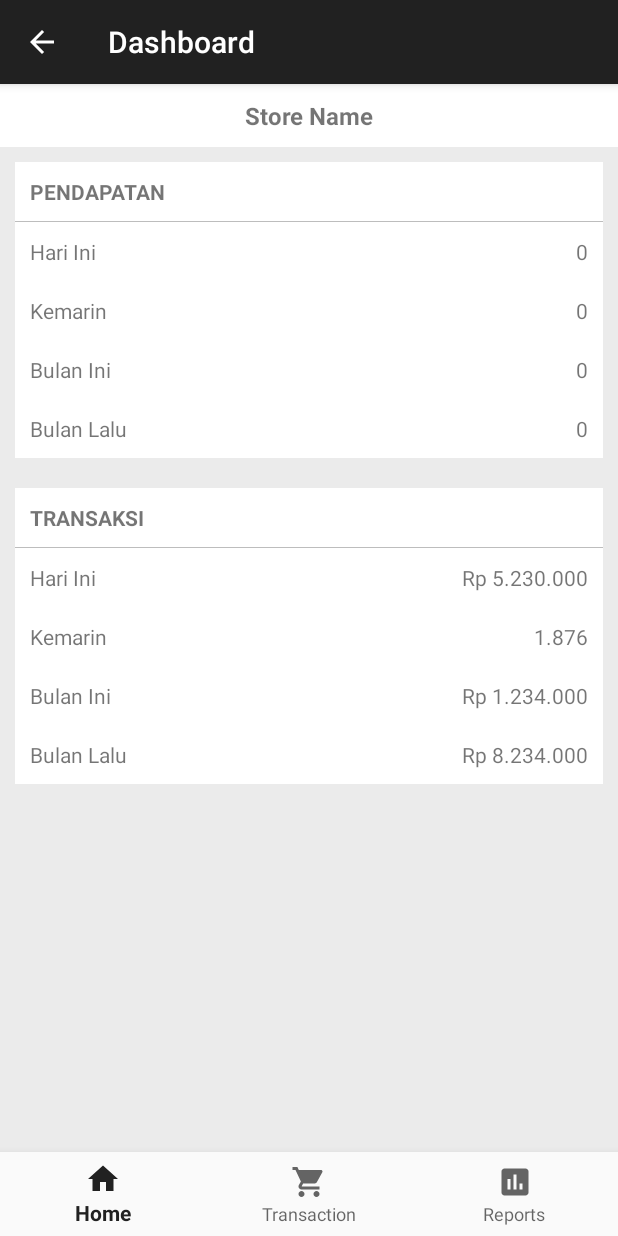
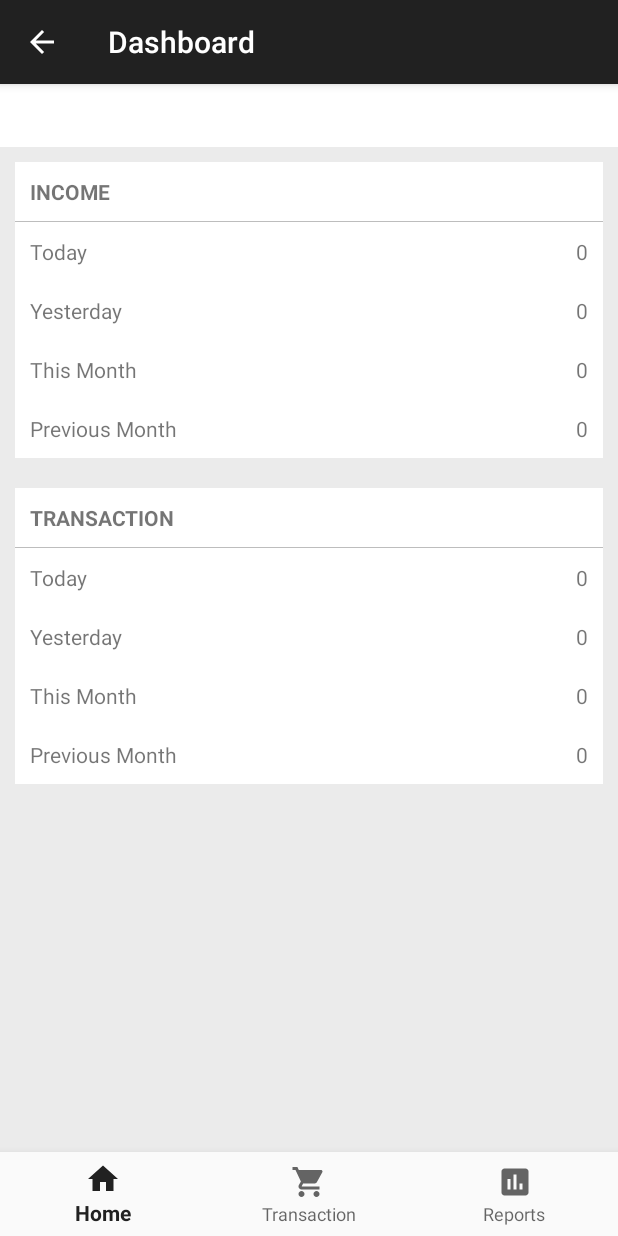
Before and after one commit to faridefendi58/lollipos, an Android app: the DashboardFragment screen opened directly, with no data from a screen before it, on a phone screen of 412 x 824 dp. Run offline under Robolectric (Android 15) with nearby library versions, the phone set to English and light mode, and no system bars; 1 statement that could not run was skipped.

Commit message:
Dashboard simply report

```diff
--- a/app/src/main/java/id/web/jagungbakar/lollipos/domain/sale/SaleLedger.java
+++ b/app/src/main/java/id/web/jagungbakar/lollipos/domain/sale/SaleLedger.java
@@ -93,4 +93,8 @@ public class SaleLedger {
 	public int getTotalIncome(String time_frame) {
 		return saleDao.getTotalIncome(time_frame);
 	}
+
+	public int getTotalTransaction(String time_frame) {
+		return saleDao.getTotalTransaction(time_frame);
+	}
 }
--- a/app/src/main/java/id/web/jagungbakar/lollipos/techicalservices/AndroidDatabase.java
+++ b/app/src/main/java/id/web/jagungbakar/lollipos/techicalservices/AndroidDatabase.java
@@ -18,7 +18,7 @@ import android.util.Log;
  */
 public class AndroidDatabase extends SQLiteOpenHelper implements Database {
 
-	private static final int DATABASE_VERSION = 1;
+	private static final int DATABASE_VERSION = 3;
 
 	/**
 	 * Constructs a new AndroidDatabase.
--- a/app/src/main/java/id/web/jagungbakar/lollipos/techicalservices/sale/SaleDao.java
+++ b/app/src/main/java/id/web/jagungbakar/lollipos/techicalservices/sale/SaleDao.java
@@ -100,4 +100,6 @@ public interface SaleDao {
 	void removeSale(Sale sale);
 
 	int getTotalIncome(String time_frame);
+
+	int getTotalTransaction(String time_frame);
 }
--- a/app/src/main/java/id/web/jagungbakar/lollipos/techicalservices/sale/SaleDaoAndroid.java
+++ b/app/src/main/java/id/web/jagungbakar/lollipos/techicalservices/sale/SaleDaoAndroid.java
@@ -250,19 +250,17 @@ public class SaleDaoAndroid implements SaleDao {
 
 	@Override
 	public int getTotalIncome(String time_frame) {
-		String queryString = "SELECT SUM(total) AS sum_total " +
+		String queryString = "SELECT end_time, SUM(total) AS sum_total, COUNT(_id) AS count " +
 				"FROM " + DatabaseContents.TABLE_SALE +
 				" WHERE status = 'ENDED'";
 		if (time_frame.equals("today")) {
-			queryString += " AND date(datetime(end_time / 1000 , 'unixepoch')) = date('now')";
+			queryString += " AND strftime('%Y-%m-%d',end_time) = date('now')";
 		} else if (time_frame.equals("yesterday")) {
-			queryString += " AND strftime('%Y-%m-%d',end_time) = strftime('%Y-%m-%d',date('now', '-1 day'))";
+			queryString += " AND strftime('%Y-%m-%d',end_time) = date('now', '-1 day')";
 		} else if (time_frame.equals("this_month")) {
-			queryString += " AND strftime('%Y',end_time) = strftime('%Y',date('now')) AND  strftime('%m',end_time) = strftime('%m',date('now'))";
-			// or
-			//queryString += " AND end_time BETWEEN datetime('now', 'start of month') AND datetime('now', 'localtime')";
+			queryString += " AND end_time BETWEEN datetime('now', 'start of month') AND datetime('now', 'localtime')";
 		} else if (time_frame.equals("last_month")) {
-			queryString += " AND end_time >= datetime('now', 'start of month')";
+			queryString += " AND strftime('%Y-%m', end_time) = strftime('%Y-%m', datetime('now', 'start of month', '-1 month'))";
 		} else {
 			queryString += " AND strftime('%Y-%m-%d',end_time) = strftime('%Y-%m-%d',date('now'))";
 		}
@@ -273,9 +271,42 @@ public class SaleDaoAndroid implements SaleDao {
 			ContentValues content = (ContentValues) object;
 			if (content != null
 					&& content.containsKey("sum_total")
-					&& content.getAsString("sum_total") != null) {
+					&& content.getAsString("sum_total") != null
+					&& !content.getAsString("sum_total").equals("1.395e+06")
+					&& !content.getAsString("sum_total").contains("e+")) {
 				total = content.getAsInteger("sum_total");
-				//Log.e("tag", "content :"+ content.toString());
+			}
+			Log.e("tag", "content :"+ content.toString());
+		}
+
+		return total;
+	}
+
+	@Override
+	public int getTotalTransaction(String time_frame) {
+		String queryString = "SELECT COUNT(_id) AS count " +
+				"FROM " + DatabaseContents.TABLE_SALE +
+				" WHERE status = 'ENDED'";
+		if (time_frame.equals("today")) {
+			queryString += " AND strftime('%Y-%m-%d',end_time) = date('now')";
+		} else if (time_frame.equals("yesterday")) {
+			queryString += " AND strftime('%Y-%m-%d',end_time) = date('now', '-1 day')";
+		} else if (time_frame.equals("this_month")) {
+			queryString += " AND end_time BETWEEN datetime('now', 'start of month') AND datetime('now', 'localtime')";
+		} else if (time_frame.equals("last_month")) {
+			queryString += " AND strftime('%Y-%m', end_time) = strftime('%Y-%m', datetime('now', 'start of month', '-1 month'))";
+		} else {
+			queryString += " AND strftime('%Y-%m-%d',end_time) = strftime('%Y-%m-%d',date('now'))";
+		}
+
+		List<Object> objectList = database.select(queryString);
+		int total = 0;
+		for (Object object: objectList) {
+			ContentValues content = (ContentValues) object;
+			if (content != null
+					&& content.containsKey("count")
+					&& content.getAsString("count") != null) {
+				total = content.getAsInteger("count");
 			}
 		}
 
--- a/app/src/main/java/id/web/jagungbakar/lollipos/ui/dashboard/DashboardFragment.java
+++ b/app/src/main/java/id/web/jagungbakar/lollipos/ui/dashboard/DashboardFragment.java
@@ -28,6 +28,10 @@ public class DashboardFragment extends Fragment {
     private TextView txt_income_yesterday;
     private TextView txt_income_this_month;
     private TextView txt_income_last_month;
+    private TextView txt_transaction_today;
+    private TextView txt_transaction_yesterday;
+    private TextView txt_transaction_this_month;
+    private TextView txt_transaction_last_month;
 
     private ParamCatalog paramCatalog;
     private Sale sale;
@@ -44,6 +48,11 @@ public class DashboardFragment extends Fragment {
         txt_income_yesterday = (TextView) view.findViewById(R.id.txt_income_yesterday);
         txt_income_this_month = (TextView) view.findViewById(R.id.txt_income_this_month);
         txt_income_last_month = (TextView) view.findViewById(R.id.txt_income_last_month);
+
+        txt_transaction_today = (TextView) view.findViewById(R.id.txt_transaction_today);
+        txt_transaction_yesterday = (TextView) view.findViewById(R.id.txt_transaction_yesterday);
+        txt_transaction_this_month = (TextView) view.findViewById(R.id.txt_transaction_this_month);
+        txt_transaction_last_month = (TextView) view.findViewById(R.id.txt_transaction_last_month);
 
         initUi();
 
@@ -76,9 +85,15 @@ public class DashboardFragment extends Fragment {
         txt_income_this_month.setText(""+ this_month_income);
         txt_income_last_month.setText(""+ last_month_income);
 
-        //Log.e("Dump", "today_income : "+ today_income);
-        //Log.e("Dump", "yesterday_income : "+ yesterday_income);
-        //Log.e("Dump", "this_month_income : "+ this_month_income);
+        int today_transaction = saleLedger.getTotalTransaction("today");
+        int yesterday_transaction = saleLedger.getTotalTransaction("yesterday");
+        int this_month_transaction = saleLedger.getTotalTransaction("this_month");
+        int last_month_transaction = saleLedger.getTotalTransaction("last_month");
+
+        txt_transaction_today.setText(""+ today_transaction);
+        txt_transaction_yesterday.setText(""+ yesterday_transaction);
+        txt_transaction_this_month.setText(""+ this_month_transaction);
+        txt_transaction_last_month.setText(""+ last_month_transaction);
     }
 
     @Override
--- a/app/src/main/res/layout/fragment_dashboard.xml
+++ b/app/src/main/res/layout/fragment_dashboard.xml
@@ -21,7 +21,7 @@
             android:layout_weight="2"
             android:gravity="center_horizontal"
             android:padding="10dp"
-            android:text="Store Name"
+            android:text=""
             android:textSize="16dip"
             android:textStyle="bold" />
 
@@ -31,7 +31,7 @@
             android:gravity="center_horizontal"
             android:layout_weight="1"
             android:padding="10dp"
-            android:text="Branch Name"
+            android:text=""
             android:textSize="16dip"
             android:textStyle="bold"
             android:visibility="gone"/>
@@ -60,7 +60,7 @@
                 <TextView
                     android:layout_width="match_parent"
                     android:layout_height="wrap_content"
-                    android:text="Pendapatan"
+                    android:text="@string/dashboard_income"
                     android:textAllCaps="true"
                     android:layout_span="2"
                     android:padding="10dip"
@@ -80,7 +80,7 @@
                 android:gravity="center_horizontal">
 
                 <TextView
-                    android:text="Hari Ini"
+                    android:text="@string/dashboard_today"
                     android:layout_weight="1"
                     android:padding="10dip"
                     android:gravity="left"/>
@@ -98,7 +98,7 @@
                 android:gravity="center_horizontal">
 
                 <TextView
-                    android:text="Kemarin"
+                    android:text="@string/dashboard_yesterday"
                     android:layout_weight="1"
                     android:padding="10dip"
                     android:gravity="left"/>
@@ -116,7 +116,7 @@
                 android:gravity="center_horizontal">
 
                 <TextView
-                    android:text="Bulan Ini"
+                    android:text="@string/dashboard_this_month"
                     android:layout_weight="1"
                     android:padding="10dip"
                     android:gravity="left"/>
@@ -134,7 +134,7 @@
                 android:gravity="center_horizontal">
 
                 <TextView
-                    android:text="Bulan Lalu"
+                    android:text="@string/dashboard_previous_month"
                     android:layout_weight="1"
                     android:padding="10dip"
                     android:gravity="left"/>
@@ -173,7 +173,7 @@
                 <TextView
                     android:layout_width="match_parent"
                     android:layout_height="wrap_content"
-                    android:text="Transaksi"
+                    android:text="@string/dashboard_transaction"
                     android:textAllCaps="true"
                     android:layout_span="2"
                     android:padding="10dip"
@@ -193,13 +193,14 @@
                 android:gravity="center_horizontal">
 
                 <TextView
-                    android:text="Hari Ini"
+                    android:text="@string/dashboard_today"
                     android:layout_weight="1"
                     android:padding="10dip"
                     android:gravity="left"/>
 
                 <TextView
-                    android:text="Rp 5.230.000"
+                    android:id="@+id/txt_transaction_today"
+                    android:text=""
                     android:layout_weight="1"
                     android:padding="10dip"
                     android:gravity="right"/>
@@ -210,13 +211,14 @@
                 android:gravity="center_horizontal">
 
                 <TextView
-                    android:text="Kemarin"
+                    android:text="@string/dashboard_yesterday"
                     android:layout_weight="1"
                     android:padding="10dip"
                     android:gravity="left"/>
 
                 <TextView
-                    android:text="1.876"
+                    android:id="@+id/txt_transaction_yesterday"
+                    android:text=""
                     android:layout_weight="1"
                     android:padding="10dip"
                     android:gravity="right"/>
@@ -227,14 +229,14 @@
                 android:gravity="center_horizontal">
 
                 <TextView
-                    android:text="Bulan Ini"
+                    android:text="@string/dashboard_this_month"
                     android:layout_weight="1"
                     android:padding="10dip"
                     android:gravity="left"/>
 
                 <TextView
-                    android:id="@+id/txt_order_this_month"
-                    android:text="Rp 1.234.000"
+                    android:id="@+id/txt_transaction_this_month"
+                    android:text=""
                     android:layout_weight="1"
                     android:padding="10dip"
                     android:gravity="right"/>
@@ -245,14 +247,14 @@
                 android:gravity="center_horizontal">
 
                 <TextView
-                    android:text="Bulan Lalu"
+                    android:text="@string/dashboard_previous_month"
                     android:layout_weight="1"
                     android:padding="10dip"
                     android:gravity="left"/>
 
                 <TextView
-                    android:id="@+id/txt_order_last_month"
-                    android:text="Rp 8.234.000"
+                    android:id="@+id/txt_transaction_last_month"
+                    android:text=""
                     android:layout_weight="1"
                     android:padding="10dip"
                     android:gravity="right"/>
--- a/app/src/main/res/values/strings.xml
+++ b/app/src/main/res/values/strings.xml
@@ -73,6 +73,13 @@
     <string name="title_transaction">Transaction</string>
     <string name="title_reports">Reports</string>
 
+    <string name="dashboard_income">Income</string>
+    <string name="dashboard_transaction">Transaction</string>
+    <string name="dashboard_today">Today</string>
+    <string name="dashboard_yesterday">Yesterday</string>
+    <string name="dashboard_this_month">This Month</string>
+    <string name="dashboard_previous_month">Previous Month</string>
+
     <string name="lang_en">English</string>
     <string name="lang_id">Bahasa Indonesia</string>
     <string name="hint_lang">Please restart the application to apply this language settings.</string>
```
Also changed, not shown: 1 other file.
